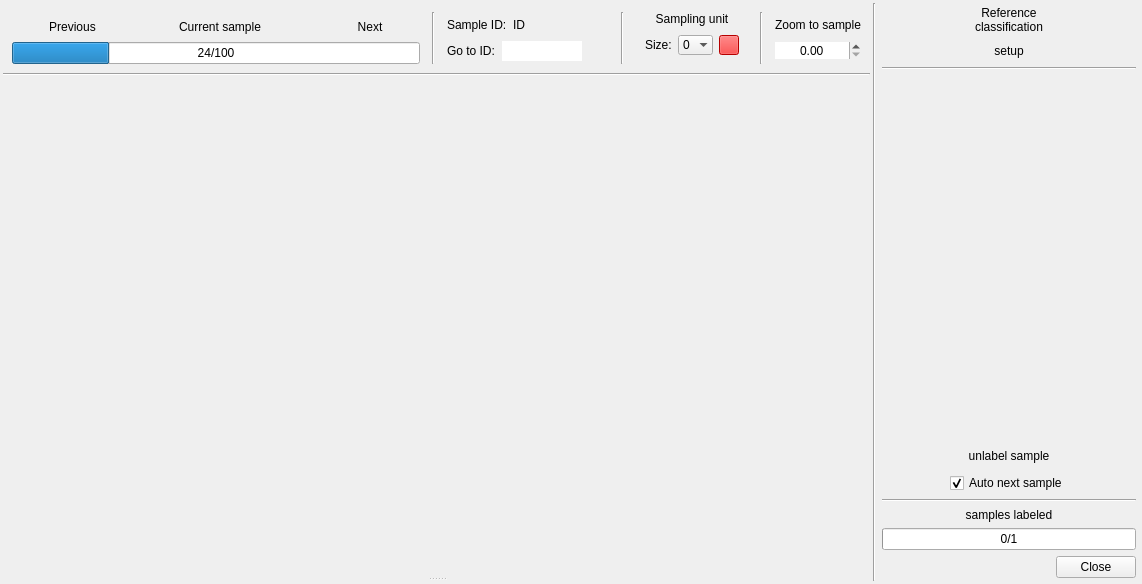
Before: the Qt Designer form ui/response_design_window.ui in SMByC/AcATaMa, drawn with Qt 5.
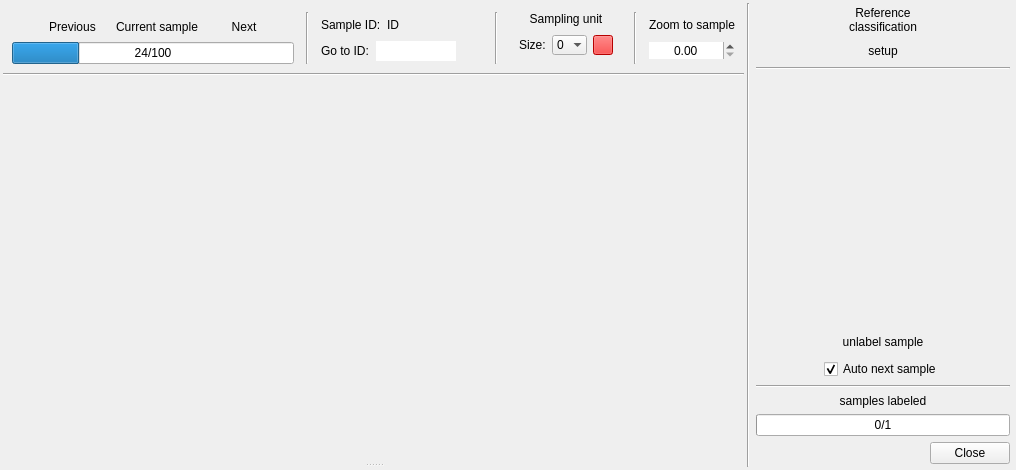
After: the same form once the commit is applied. Icons and pictures are not drawn. Custom widgets are drawn as their Qt base class.

Commit message: Changing default window sizes

```diff
--- a/ui/response_design_window.ui
+++ b/ui/response_design_window.ui
@@ -6,8 +6,8 @@
    <rect>
     <x>0</x>
     <y>0</y>
-    <width>1142</width>
-    <height>584</height>
+    <width>1000</width>
+    <height>470</height>
    </rect>
   </property>
   <property name="windowTitle">
@@ -179,7 +179,7 @@
               <x>0</x>
               <y>0</y>
               <width>254</width>
-              <height>305</height>
+              <height>188</height>
              </rect>
             </property>
             <layout class="QVBoxLayout" name="verticalLayout_5">
```
The commit also changes 2 other files.
